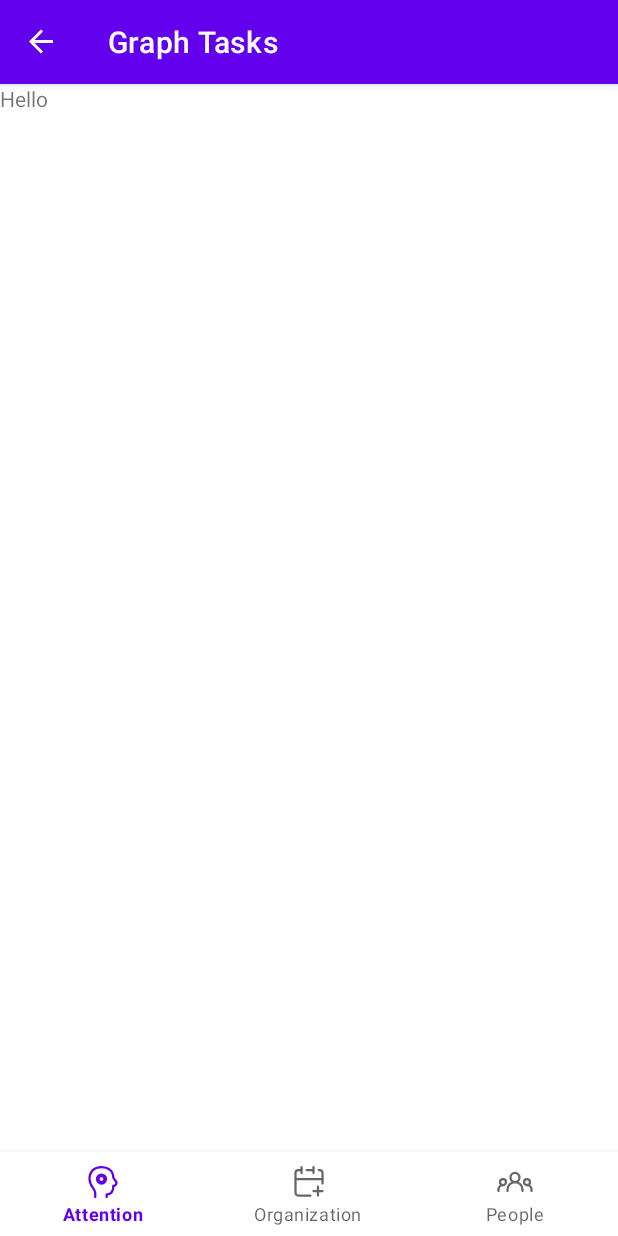
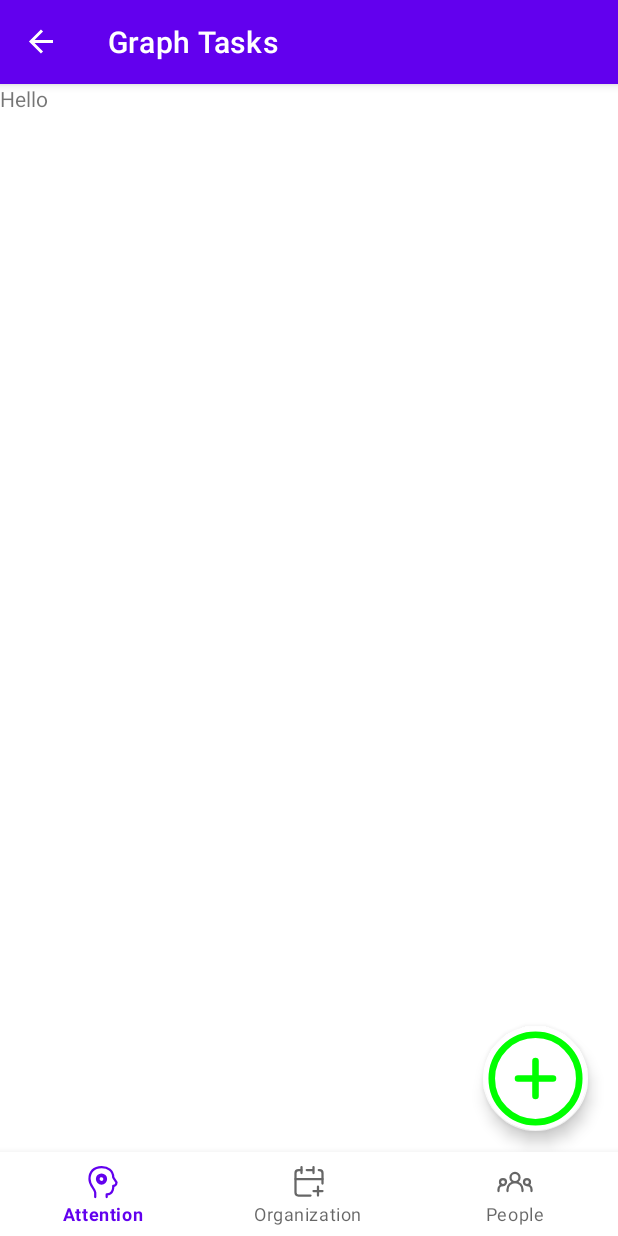
Before and after one commit to imasharc/RAMDHDv2, an Android app: the GraphTaskMenuFragment screen opened through its navigation route, on a phone screen of 412 x 824 dp. Run offline under Robolectric (Android 15) with nearby library versions, the phone set to English and light mode, and no system bars; our stand-ins replace navigation-ui.

Commit message:
feat/refactor(GraphTask menu/edit graph task): add placeholder for edit screen; update navigation
update GraphTaskMenuFragment to use modern Fragment patterns

- Replace manual layout inflation with constructor-based inflation
- Implement view binding pattern with proper cleanup
- Move setup logic to onViewCreated
- Add structured setup methods for future implementations
- Add navigation to edit graph task screen

```diff
--- a/app/src/main/java/com/sharc/ramdhd/ui/dashboard/graphTasks/GraphTaskMenuFragment.kt
+++ b/app/src/main/java/com/sharc/ramdhd/ui/dashboard/graphTasks/GraphTaskMenuFragment.kt
@@ -1,31 +1,60 @@
 package com.sharc.ramdhd.ui.dashboard.graphTasks
 
+import android.os.Bundle
+import android.view.View
+import androidx.fragment.app.Fragment
 import androidx.fragment.app.viewModels
-import android.os.Bundle
-import androidx.fragment.app.Fragment
-import android.view.LayoutInflater
-import android.view.View
-import android.view.ViewGroup
+import androidx.navigation.fragment.findNavController
+import androidx.recyclerview.widget.LinearLayoutManager
 import com.sharc.ramdhd.R
+import com.sharc.ramdhd.databinding.FragmentGraphTaskMenuBinding
 
-class GraphTaskMenuFragment : Fragment() {
+class GraphTaskMenuFragment : Fragment(R.layout.fragment_graph_task_menu) {
+    private var _binding: FragmentGraphTaskMenuBinding? = null
+    private val binding get() = _binding!!
+    private val viewModel: GraphTaskMenuViewModel by viewModels()
+//    private lateinit var graphTaskAdapter: GraphTaskAdapter
+
+    override fun onViewCreated(view: View, savedInstanceState: Bundle?) {
+        super.onViewCreated(view, savedInstanceState)
+        _binding = FragmentGraphTaskMenuBinding.bind(view)
+//        setupRecyclerView()
+        setupClickListeners()
+        setupBackPressHandler()
+//        observeGraphTasks()
+    }
+
+//    private fun setupRecyclerView() {
+//        graphTaskAdapter = GraphTaskAdapter()
+//        binding.recyclerViewGraphTasks.apply {
+//            adapter = graphTaskAdapter
+//            layoutManager = LinearLayoutManager(requireContext())
+//            setHasFixedSize(true)
+//        }
+//    }
+
+    private fun setupClickListeners() {
+        binding.addNewGraphTask.setOnClickListener {
+            findNavController().navigate(R.id.action_navigation_graph_task_menu_to_navigation_edit_graph_task)
+        }
+    }
+
+    private fun setupBackPressHandler() {
+        // TODO: Implement back press handling if needed
+    }
+
+//    private fun observeGraphTasks() {
+//        viewModel.graphTasks.observe(viewLifecycleOwner) { tasks ->
+//            graphTaskAdapter.submitList(tasks)
+//        }
+//    }
+
+    override fun onDestroyView() {
+        super.onDestroyView()
+        _binding = null
+    }
 
     companion object {
         fun newInstance() = GraphTaskMenuFragment()
     }
-
-    private val viewModel: GraphTaskMenuViewModel by viewModels()
-
-    override fun onCreate(savedInstanceState: Bundle?) {
-        super.onCreate(savedInstanceState)
-
-        // TODO: Use the ViewModel
-    }
-
-    override fun onCreateView(
-        inflater: LayoutInflater, container: ViewGroup?,
-        savedInstanceState: Bundle?
-    ): View {
-        return inflater.inflate(R.layout.fragment_graph_task_menu, container, false)
-    }
 }
--- a/app/src/main/res/layout/fragment_graph_task_menu.xml
+++ b/app/src/main/res/layout/fragment_graph_task_menu.xml
@@ -1,8 +1,9 @@
 <?xml version="1.0" encoding="utf-8"?>
-<FrameLayout xmlns:android="http://schemas.android.com/apk/res/android"
+<androidx.constraintlayout.widget.ConstraintLayout xmlns:android="http://schemas.android.com/apk/res/android"
     xmlns:tools="http://schemas.android.com/tools"
     android:layout_width="match_parent"
     android:layout_height="match_parent"
+    xmlns:app="http://schemas.android.com/apk/res-auto"
     tools:context=".ui.dashboard.graphTasks.GraphTaskMenuFragment">
 
     <TextView
@@ -10,4 +11,22 @@
         android:layout_height="match_parent"
         android:text="Hello" />
 
-</FrameLayout>
+    <com.google.android.material.floatingactionbutton.FloatingActionButton
+        android:id="@+id/addNewGraphTask"
+        android:layout_width="wrap_content"
+        android:layout_height="wrap_content"
+        android:layout_marginEnd="20dp"
+        android:layout_marginBottom="70dp"
+        android:contentDescription="Add new graph task"
+        app:srcCompat="@drawable/plus_circle"
+        app:fabCustomSize="70dp"
+        app:maxImageSize="70dp"
+        app:layout_constraintBottom_toBottomOf="parent"
+        app:layout_constraintEnd_toEndOf="parent"
+        app:backgroundTint="@android:color/white"
+        android:tint="#00ff00"
+        app:tint="@null"
+        app:elevation="6dp"
+        app:rippleColor="@null" />
+
+</androidx.constraintlayout.widget.ConstraintLayout>
--- a/app/src/main/res/navigation/mobile_navigation.xml
+++ b/app/src/main/res/navigation/mobile_navigation.xml
@@ -126,6 +126,20 @@
             android:name="com.sharc.ramdhd.ui.dashboard.graphTasks.GraphTaskMenuFragment"
             android:label="Graph Tasks"
             tools:layout="@layout/fragment_graph_task_menu">
+                <action
+                    android:id="@+id/action_navigation_graph_task_menu_to_navigation_edit_graph_task"
+                    app:destination="@id/navigation_edit_graph_task"
+                    app:enterAnim="@anim/nav_default_enter_anim"
+                    app:exitAnim="@anim/nav_default_exit_anim"
+                    app:popEnterAnim="@anim/nav_default_pop_enter_anim"
+                    app:popExitAnim="@anim/nav_default_pop_exit_anim" />
+        </fragment>
+
+        <fragment
+            android:id="@+id/navigation_edit_graph_task"
+            android:name="com.sharc.ramdhd.ui.dashboard.graphTasks.editSingle.EditGraphTaskFragment"
+            android:label="Edit Graph Task"
+            tools:layout="@layout/fragment_edit_graph_task">
 
         </fragment>
 
```
Also changed, not shown: app/src/main/java/com/sharc/ramdhd/ui/dashboard/graphTasks/editSingle/EditGraphTaskFragment.kt (added, +31 -0 lines), app/src/main/java/com/sharc/ramdhd/ui/dashboard/graphTasks/editSingle/EditGraphTaskViewModel.kt (added, +7 -0 lines), app/src/main/res/layout/fragment_edit_graph_task.xml (added, +13 -0 lines).
